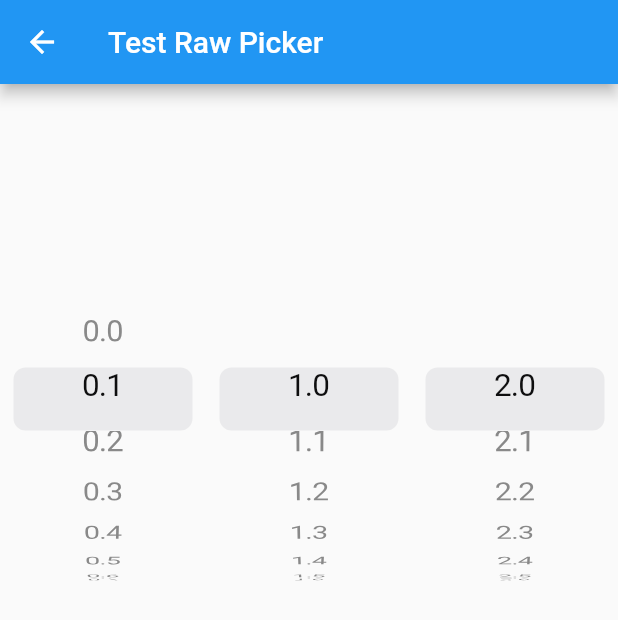
After one commit to yangyxd/flutter_picker, a Flutter app: the RawPickerTest screen opened directly, after a tap on "0.1", on a phone screen of 412 x 824 dp. The commit adds this screen. Shown: the top 620 px of the screen. Run offline on Flutter 3.47's test engine with Material 2 defaults, Android fonts, the phone set to English and light mode, and no system bars.

Commit message:
add raw picker_test.dart

```diff
--- /dev/null
+++ b/example/lib/picker_test.dart
@@ -0,0 +1,53 @@
+import 'package:flutter/cupertino.dart';
+import 'package:flutter/material.dart';
+
+class RawPickerTest extends StatefulWidget {
+  const RawPickerTest({Key? key}) : super(key: key);
+
+  @override
+  State<RawPickerTest> createState() => _RawPickerTestState();
+}
+
+class _RawPickerTestState extends State<RawPickerTest> {
+  @override
+  Widget build(BuildContext context) {
+    return Scaffold(
+      appBar: AppBar(title: Text('Test Raw Picker')),
+      body: Column(
+        mainAxisSize: MainAxisSize.min,
+        children: [
+          SizedBox(height: 50),
+          SizedBox(
+            height: 320,
+            child: Row(
+              children: [
+                Expanded(child: _buildCupertinoPicker(context, 0, 20, ValueKey(0))),
+                Expanded(child: _buildCupertinoPicker(context, 1, 120, ValueKey(1))),
+                Expanded(child: _buildCupertinoPicker(context, 2, 50, ValueKey(2))),
+              ],
+            ),
+          )
+        ],
+      ),
+    );
+  }
+
+  Widget _buildCupertinoPicker(BuildContext context,
+      int i, int _length, Key? key) {
+    return CupertinoPicker.builder(
+      key: key,
+      scrollController: FixedExtentScrollController(),
+      itemExtent: 42,
+      selectionOverlay: const CupertinoPickerDefaultSelectionOverlay(),
+      childCount: _length,
+      itemBuilder: (context, index) {
+        return Text("$i.$index");
+      },
+      onSelectedItemChanged: (int _index) {
+        if (_length <= 0) return;
+        var index = _index % _length;
+        print("onSelectedItemChanged. col: $i, row: $index");
+      },
+    );
+  }
+}
--- a/example/pubspec.yaml
+++ b/example/pubspec.yaml
@@ -10,7 +10,7 @@ description: Demonstrates how to use the flutter_picker plugin.
 version: 1.0.0+1
 
 environment:
-  sdk: '>=2.10.0 <3.0.0'
+  sdk: '>=2.12.0 <3.0.0'
 
 dependencies:
   flutter:
```
Also changed, not shown: example/lib/main.dart (+24 -15 lines), lib/Picker.dart (+14 -2 lines).
